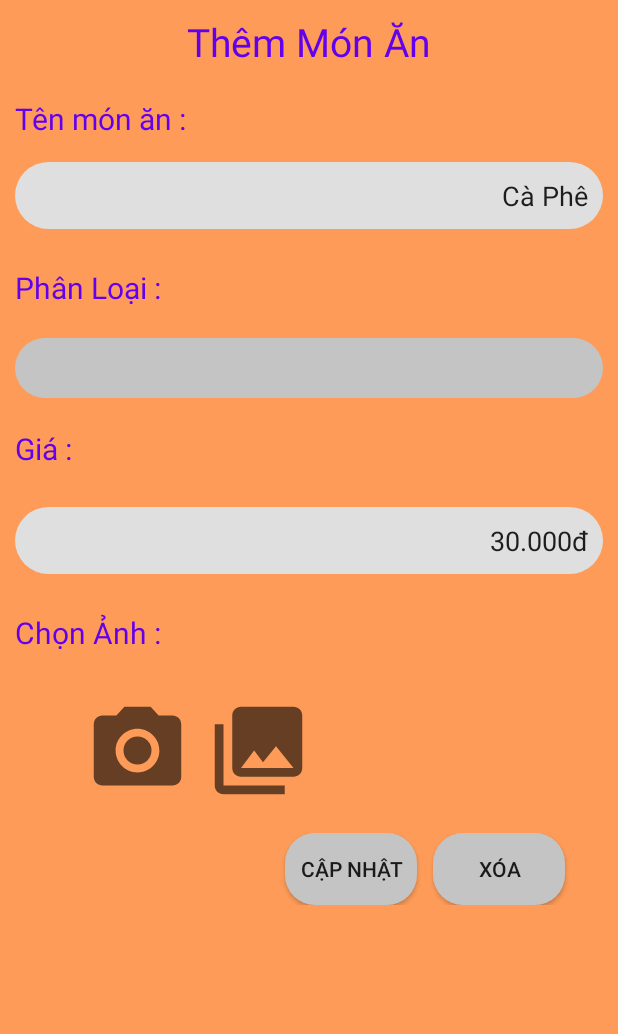
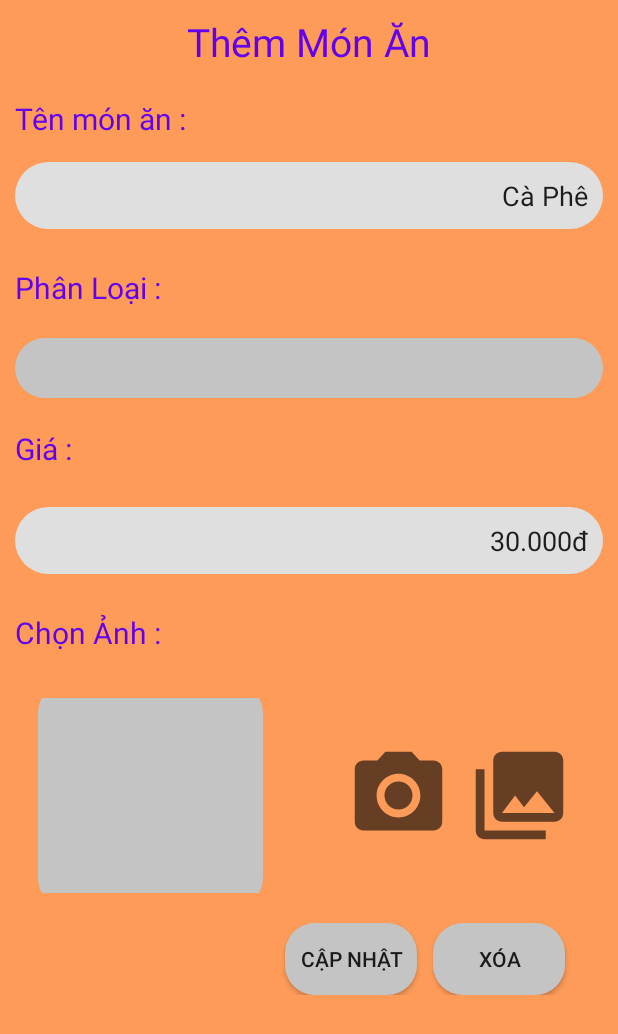
Before and after one commit to dangtuanphong238/CoffeeChainManagement, an Android app: the layout add_mon_an.xml on its own in the app's theme, with its tools: preview values and no code run, on a phone screen of 412 x 824 dp. Shown: the top 1034 px of the screen. Run offline under Robolectric (Android 15) with nearby library versions, the phone set to English and light mode, and no system bars.

Commit message:
Chỉnh lại add món ăn cho chuẩn layout.

```diff
--- a/Owner/app/src/main/res/layout/add_mon_an.xml
+++ b/Owner/app/src/main/res/layout/add_mon_an.xml
@@ -86,26 +86,31 @@
     </TextView>
 
     <LinearLayout
+        android:layout_width="match_parent"
+        android:layout_height="150dp"
         android:gravity="center"
-        android:layout_marginLeft="30dp"
-        android:layout_width="204dp"
-        android:layout_height="wrap_content"
         android:orientation="horizontal"
         android:padding="10dp">
 
+        <ImageView
+            android:layout_marginRight="50dp"
+            android:layout_width="150dp"
+            android:layout_height="150dp"
+            android:background="@drawable/custom_button"></ImageView>
+
         <ImageButton
             android:id="@+id/mayanh"
-            android:layout_marginHorizontal="5dp"
             android:layout_width="70dp"
             android:layout_height="70dp"
+            android:layout_marginHorizontal="5dp"
             android:background="@drawable/ic_baseline_camera_alt_24"></ImageButton>
+
         <ImageButton
             android:id="@+id/thuvienanh"
-            android:layout_marginHorizontal="5dp"
             android:layout_width="70dp"
             android:layout_height="70dp"
-            android:background="@drawable/ic_baseline_photo_library_24">
-        </ImageButton>
+            android:layout_marginHorizontal="5dp"
+            android:background="@drawable/ic_baseline_photo_library_24"></ImageButton>
     </LinearLayout>
     <LinearLayout
         android:layout_marginRight="20dp"
```
